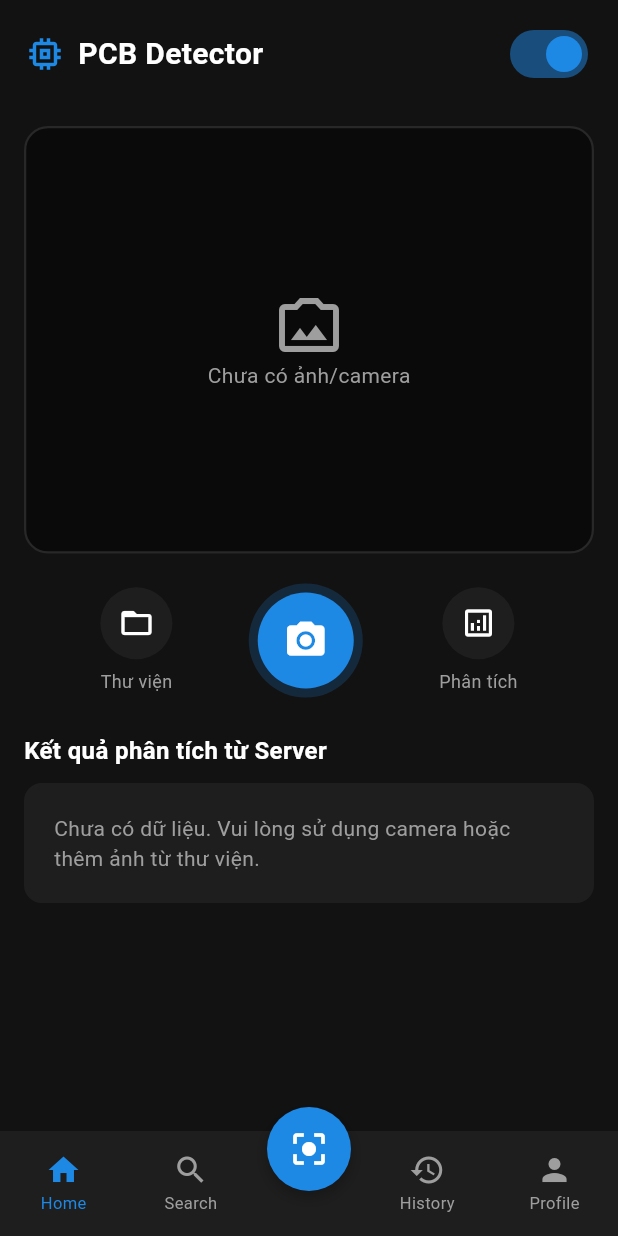
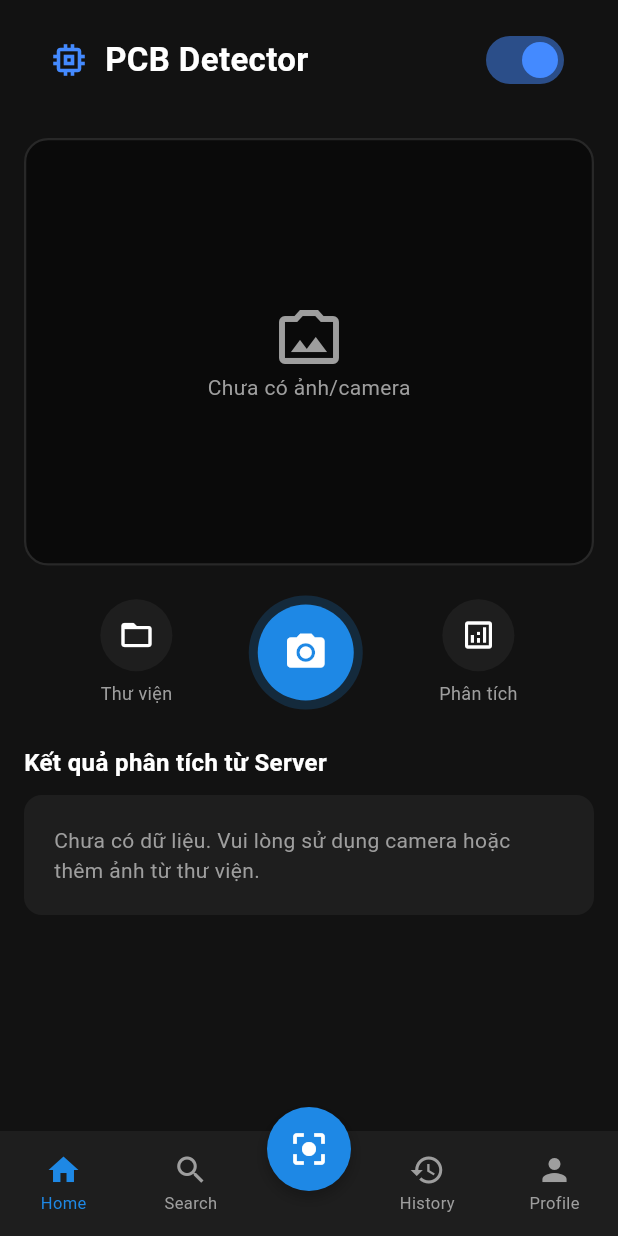
Before and after one commit to na709/pcb_defects_app, a Flutter app: the screen it shows after launch, on a phone screen of 412 x 824 dp. Run offline on Flutter 3.47's test engine with Material 3 defaults, Android fonts, the light colour scheme and no system bars; our stand-ins replace camera, device_info_plus, dio, image_picker; network calls fail.

Commit message:
update search_screen and history_screen

```diff
--- a/lib/screens/components/display_zone.dart
+++ b/lib/components/display_zone.dart
@@ -1,7 +1,7 @@
 import 'dart:io';
 import 'package:flutter/material.dart';
 import 'package:camera/camera.dart';
-import '../pcb_detector_screen.dart';
+import '../screens/pcb_detector_screen.dart';
 
 class DisplayZone extends StatelessWidget {
   final bool showLiveCamera;
--- a/lib/screens/components/header_section.dart
+++ b/lib/components/header_section.dart
@@ -4,7 +4,7 @@ class HeaderSection extends StatelessWidget {
   final String title;
   final Color textColor;
   final bool isDarkMode;
-  final ValueChanged<bool> onThemeChanged;
+  final Function(bool) onThemeChanged;
 
   const HeaderSection({
     Key? key,
@@ -17,21 +17,29 @@ class HeaderSection extends StatelessWidget {
   @override
   Widget build(BuildContext context) {
     return Padding(
-      padding: const EdgeInsets.symmetric(vertical: 12.0),
+      padding: const EdgeInsets.symmetric(horizontal: 16.0, vertical: 16.0),
       child: Row(
         mainAxisAlignment: MainAxisAlignment.spaceBetween,
         children: [
           Row(
             children: [
-              const Icon(Icons.memory, color: Color(0xFF1E88E5), size: 28),
-              const SizedBox(width: 8),
-              Text(title, style: TextStyle(color: textColor, fontSize: 20, fontWeight: FontWeight.bold)),
+              Icon(Icons.memory, color: Colors.blueAccent, size: 28), // Icon PCB
+              const SizedBox(width: 10),
+              Text(
+                title,
+                style: TextStyle(
+                  color: textColor,
+                  fontSize: 22,
+                  fontWeight: FontWeight.bold,
+                ),
+              ),
             ],
           ),
+          // Nút chuyển đổi mode (dark mode , light mode)
           Switch(
             value: isDarkMode,
-            activeColor: const Color(0xFF1E88E5),
             onChanged: onThemeChanged,
+            activeColor: Colors.blueAccent,
           ),
         ],
       ),
--- a/lib/screens/pcb_detector_screen.dart
+++ b/lib/screens/pcb_detector_screen.dart
@@ -2,19 +2,20 @@ import 'dart:io';
 import 'package:flutter/material.dart';
 import 'package:camera/camera.dart';
 import 'package:image_picker/image_picker.dart';
+import '../theme/theme_manager.dart';
 import '../screens/pcb_history_tab.dart';
 import '../services/api_service.dart';
-import 'components/header_section.dart';
-import 'components/action_bar.dart';
-import 'components/result_section.dart';
-import 'components/display_zone.dart';
-import 'components/custom_bottom_nav_bar.dart';
+import '../components/header_section.dart';
+import '../components/action_bar.dart';
+import '../components/result_section.dart';
+import '../components/display_zone.dart';
+import '../components/custom_bottom_nav_bar.dart';
+import 'package:doan_local/screens/search_screens.dart';
 
 const Color primaryBlue = Color(0xFF1E88E5);
 const Color errorRed = Color(0xFFEF5350);
 
 class PCBDetectorScreen extends StatefulWidget {
-
   final String? deviceId;
   final int? sessionId;
 
@@ -24,13 +25,11 @@ class PCBDetectorScreen extends StatefulWidget {
   State<PCBDetectorScreen> createState() => _PCBDetectorScreenState();
 }
 
-class _PCBDetectorScreenState extends State<PCBDetectorScreen>
-{
+class _PCBDetectorScreenState extends State<PCBDetectorScreen> {
   String apiProcessingTime = "0ms";
   String pcbStatus = "Chưa kiểm định";
   bool isPcbPassed = false;
   String selectedTab = "Home";
-  bool isDarkMode = true;
 
   CameraController? _cameraController;
   List<CameraDescription>? _cameras;
@@ -222,13 +221,16 @@ class _PCBDetectorScreenState extends State<PCBDetectorScreen>
 
   @override
   Widget build(BuildContext context) {
+    return ValueListenableBuilder<bool>(
+      valueListenable: ThemeService.isDarkModeNotifier,
+      builder: (context, isDarkMode, child) {
         final Color currentBackground = isDarkMode ? const Color(0xFF121212) : const Color(0xFFF5F5F5);
         final Color currentSurface = isDarkMode ? const Color(0xFF1E1E1E) : Colors.white;
         final Color currentTextColor = isDarkMode ? Colors.white : const Color(0xFF212121);
 
         return Scaffold(
           backgroundColor: currentBackground,
-      body: SafeArea(child: _buildBodyContent(currentSurface, currentTextColor)),
+          body: SafeArea(child: _buildBodyContent(currentSurface, currentTextColor, isDarkMode)),
           bottomNavigationBar: CustomBottomNavBar(
             selectedTab: selectedTab,
             onTabSelected: (tab) => setState(() => selectedTab = tab),
@@ -237,17 +239,27 @@ class _PCBDetectorScreenState extends State<PCBDetectorScreen>
             activeColor: primaryBlue,
           ),
         );
+      },
+    );
   }
 
-  Widget _buildBodyContent(Color currentSurface, Color currentTextColor) {
+  Widget _buildBodyContent(Color currentSurface, Color currentTextColor, bool isDarkMode) {
     switch (selectedTab) {
       case "Home":
-        return _buildHomeTab(currentSurface, currentTextColor);
+        return _buildHomeTab(currentSurface, currentTextColor, isDarkMode);
       case "History":
         return PCBHistoryTab(
           surfaceCard: currentSurface,
           errorRed: errorRed,
           primaryBlue: primaryBlue,
+          textColor: currentTextColor,
+          isDarkMode: isDarkMode,
+        );
+      case "Search":
+        return SearchScreen(
+          surfaceColor: currentSurface,
+          textColor: currentTextColor,
+          isDarkMode: isDarkMode,
         );
       default:
         return Center(
@@ -256,7 +268,7 @@ class _PCBDetectorScreenState extends State<PCBDetectorScreen>
     }
   }
 
-  Widget _buildHomeTab(Color currentSurface, Color currentTextColor) {
+  Widget _buildHomeTab(Color currentSurface, Color currentTextColor, bool isDarkMode) {
     return SingleChildScrollView(
       child: Padding(
         padding: const EdgeInsets.symmetric(horizontal: 16.0),
@@ -267,7 +279,7 @@ class _PCBDetectorScreenState extends State<PCBDetectorScreen>
               title: "PCB Detector",
               textColor: currentTextColor,
               isDarkMode: isDarkMode,
-              onThemeChanged: (value) => setState(() => isDarkMode = value),
+              onThemeChanged: (value) => ThemeService.isDarkModeNotifier.value = value,
             ),
             const SizedBox(height: 12),
             DisplayZone(
--- /dev/null
+++ b/lib/theme/theme_manager.dart
@@ -0,0 +1,6 @@
+import 'package:flutter/material.dart';
+
+class ThemeService {
+  // 0: Light, 1: Dark
+  static final ValueNotifier<bool> isDarkModeNotifier = ValueNotifier<bool>(true);
+}
--- a/pubspec.yaml
+++ b/pubspec.yaml
@@ -34,6 +34,7 @@ dependencies:
   path_provider: ^2.1.3
   image_picker: ^1.1.2
   http: ^1.6.0
+  cached_network_image: ^3.3.0
 
   # The following adds the Cupertino Icons font to your application.
   # Use with the CupertinoIcons class for iOS style icons.
```
Also changed, not shown: lib/screens/pcb_history_tab.dart (+27 -37 lines), lib/screens/search_screens.dart (added, +206 -0 lines), lib/components/action_bar.dart (renamed from lib/screens/components/action_bar.dart), lib/components/custom_bottom_nav_bar.dart (renamed from lib/screens/components/custom_bottom_nav_bar.dart), lib/components/result_section.dart (renamed from lib/screens/components/result_section.dart), pubspec.lock, 1 other file. Lines whose indentation alone changed are shown as unchanged.
